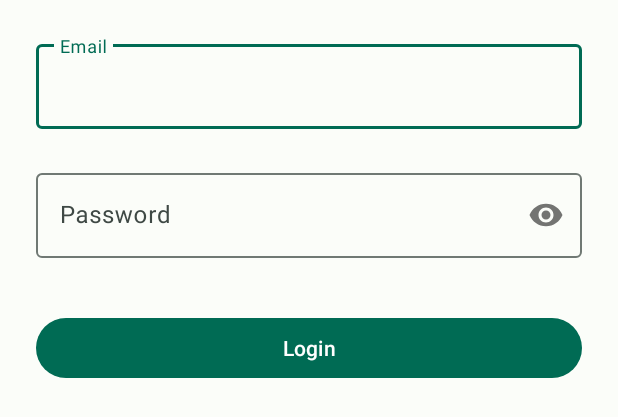
After one commit to mateusvagner/CoreApp, an Android app: the layout fragment_login.xml on its own in the app's theme, with its tools: preview values and no code run, on a phone screen of 412 x 824 dp. The commit adds this screen. Shown: the top 417 px of the screen. Run offline under Robolectric (Android 15) with nearby library versions, the phone set to English and light mode, and no system bars.

Commit message:
feat: create new account and login flow

```diff
--- a/app/src/main/java/com/pw3/coreapp/data/repository/FirebaseStudentRepository.kt
+++ b/app/src/main/java/com/pw3/coreapp/data/repository/impl/FirebaseStudentRepository.kt
@@ -1,10 +1,11 @@
-package com.pw3.coreapp.data.repository
+package com.pw3.coreapp.data.repository.impl
 
 import com.google.android.gms.tasks.OnFailureListener
 import com.google.android.gms.tasks.OnSuccessListener
 import com.google.firebase.database.DatabaseReference
 import com.google.firebase.database.FirebaseDatabase
 import com.pw3.coreapp.data.DatabaseTables
+import com.pw3.coreapp.data.repository.StudentRepository
 import com.pw3.coreapp.model.Student
 
 //class FirebaseStudentRepository @Inject constructor(
--- /dev/null
+++ b/app/src/main/res/layout/fragment_login.xml
@@ -0,0 +1,57 @@
+<?xml version="1.0" encoding="utf-8"?>
+<ScrollView xmlns:android="http://schemas.android.com/apk/res/android"
+    xmlns:app="http://schemas.android.com/apk/res-auto"
+    xmlns:tools="http://schemas.android.com/tools"
+    android:layout_width="match_parent"
+    android:layout_height="match_parent">
+
+    <androidx.constraintlayout.widget.ConstraintLayout
+        android:layout_width="match_parent"
+        android:layout_height="wrap_content"
+        android:padding="24dp"
+        tools:context=".ui.login.LoginFragment">
+
+        <com.google.android.material.textfield.TextInputLayout
+            android:id="@+id/layout_email"
+            android:layout_width="match_parent"
+            android:layout_height="wrap_content"
+            android:hint="@string/email"
+            app:layout_constraintTop_toTopOf="parent">
+
+            <com.google.android.material.textfield.TextInputEditText
+                android:id="@+id/edit_text_email"
+                android:layout_width="match_parent"
+                android:layout_height="wrap_content"
+                android:inputType="textEmailAddress" />
+
+        </com.google.android.material.textfield.TextInputLayout>
+
+        <com.google.android.material.textfield.TextInputLayout
+            android:id="@+id/layout_password"
+            android:layout_width="match_parent"
+            android:layout_height="wrap_content"
+            android:layout_marginTop="24dp"
+            android:hint="@string/password"
+            app:layout_constraintTop_toBottomOf="@id/layout_email"
+            app:passwordToggleEnabled="true">
+
+            <com.google.android.material.textfield.TextInputEditText
+                android:id="@+id/edit_text_password"
+                android:layout_width="match_parent"
+                android:layout_height="wrap_content"
+                android:inputType="textPassword"
+                android:maxLines="1" />
+
+        </com.google.android.material.textfield.TextInputLayout>
+
+        <com.google.android.material.button.MaterialButton
+            android:id="@+id/login_button"
+            android:layout_width="match_parent"
+            android:layout_height="wrap_content"
+            android:layout_marginTop="36dp"
+            android:text="@string/login"
+            app:layout_constraintBottom_toBottomOf="parent"
+            app:layout_constraintTop_toBottomOf="@id/layout_password" />
+
+    </androidx.constraintlayout.widget.ConstraintLayout>
+</ScrollView>
--- a/app/src/main/res/values/themes.xml
+++ b/app/src/main/res/values/themes.xml
@@ -52,7 +52,7 @@
         <item name="colorOnExtra_blueContainer">#001f26</item>
         <item name="harmonizeExtra_blue">false</item>
         <item name="colorPrimaryInverse">@color/light_inversePrimary</item>
-        <item name="actionBarStyle">@style/Theme.CoreApp.ActionBar</item>
+<!--        <item name="actionBarStyle">@style/Theme.CoreApp.ActionBar</item>-->
         <!--        <item name="android:statusBarColor">@color/white</item>-->
     </style>
 
```
Also changed, not shown: app/src/main/java/com/pw3/coreapp/MainActivity.kt (+11 -5 lines), app/src/main/java/com/pw3/coreapp/data/repository/impl/FirebaseUserRepository.kt (added, +37 -0 lines), app/src/main/java/com/pw3/coreapp/ui/login/LoginFragment.kt (added, +128 -0 lines), app/src/main/java/com/pw3/coreapp/ui/main/MainFragment.kt (+34 -10 lines), app/src/main/java/com/pw3/coreapp/ui/main/MainViewModel.kt (+33 -3 lines), app/src/main/java/com/pw3/coreapp/ui/util/FragmentUtil.kt (added, +12 -0 lines), app/src/main/java/com/pw3/coreapp/ui/util/SingleEventLiveData.kt (added, +43 -0 lines), app/src/main/java/com/pw3/coreapp/ui/util/UiUtil.kt (added, +54 -0 lines), app/src/main/java/com/pw3/coreapp/util/CharSequenceExtension.kt (added, +20 -0 lines), app/src/main/res/layout/fragment_main.xml (+27 -6 lines), app/src/main/res/menu/drawer_nav_menu.xml (+4 -9 lines), app/src/main/res/navigation/mobile_navigation.xml (+20 -1 lines), app/src/main/res/values/strings.xml (+17 -1 lines).
